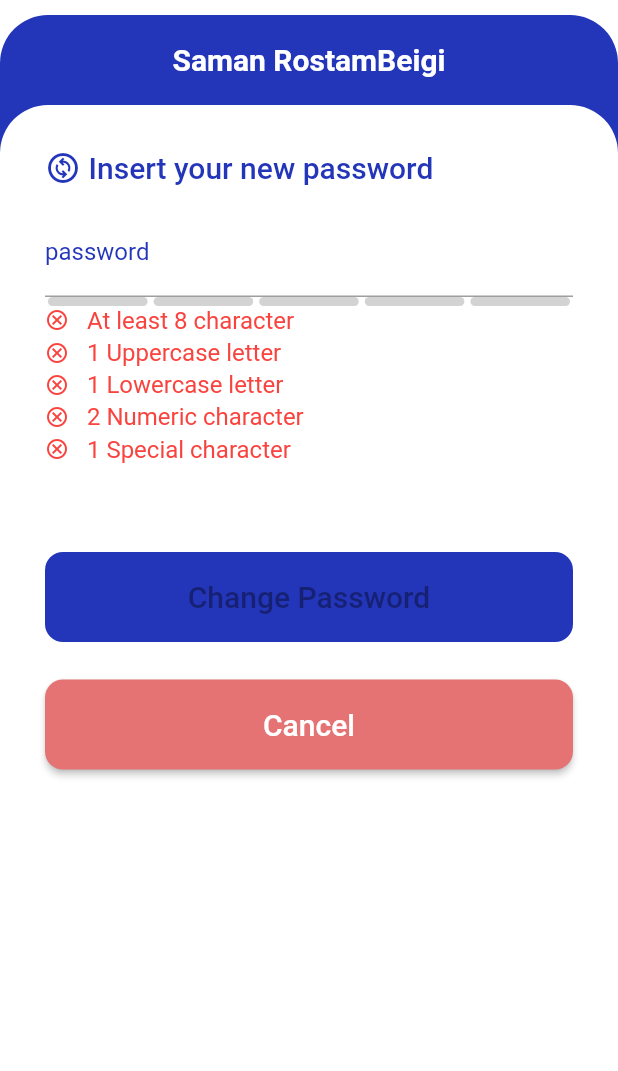
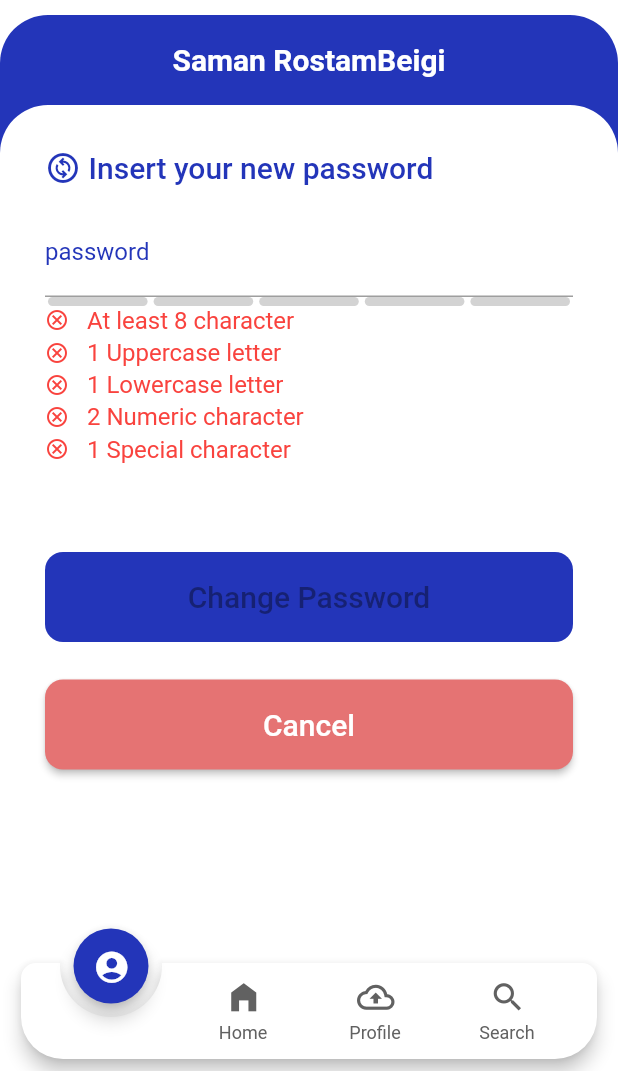
Before and after one commit to Samanrb/Internet_Radio_App, a Flutter app: the change_account_page screen opened directly, after a tap on "Change Password", on a phone screen of 412 x 824 dp, the part 165-1236 px from its top. Run offline on Flutter 3.47's test engine with Material 2 defaults, Android fonts, the phone set to English and light mode, and no system bars; drawn by our look-alikes of animated_notch_bottom_bar, flutter_pw_validator; our stand-ins replace bloc, flutter_bloc, google_fonts; generated files the repository leaves out were written again.

Commit message:
Home page added with nothing + bottom bar

```diff
--- a/App_project/Flutter_app/flutter_internet_app/lib/Variables.dart
+++ b/App_project/Flutter_app/flutter_internet_app/lib/Variables.dart
@@ -1,5 +1,6 @@
-// ignore_for_file: file_names, deprecated_member_use
+// ignore_for_file: file_names, deprecated_member_use, non_constant_identifier_names
 
+import 'package:animated_notch_bottom_bar/animated_notch_bottom_bar/animated_notch_bottom_bar.dart';
 import 'package:flutter/material.dart';
 import 'package:google_fonts/google_fonts.dart';
 
@@ -11,6 +12,8 @@ class MyAppColors{
 
 ThemeMode themeMode = ThemeMode.dark;
 Locale locale = const Locale('en');
+var nowStatus = NotchBottomBarController(index: 1);
+
 
 selectedLanguageChanged() {
   if (locale == const Locale('en')) {
--- a/App_project/Flutter_app/flutter_internet_app/lib/change_account.dart
+++ b/App_project/Flutter_app/flutter_internet_app/lib/change_account.dart
@@ -1,8 +1,10 @@
-// ignore_for_file: camel_case_types, non_constant_identifier_names, avoid_print
+// ignore_for_file: camel_case_types, non_constant_identifier_names, avoid_print, unused_import, unused_field
 
+import 'package:animated_notch_bottom_bar/animated_notch_bottom_bar/animated_notch_bottom_bar.dart';
 import 'package:flutter/material.dart';
 import 'package:flutter_internet_app/Login_page.dart';
 import 'package:flutter_internet_app/change_password.dart';
+import 'package:flutter_internet_app/home_page.dart';
 import 'package:intl/intl.dart';
 import 'package:flutter_bloc/flutter_bloc.dart';
 import 'package:flutter_internet_app/Variables.dart';
@@ -107,6 +109,7 @@ class _change_account_pageState extends State<change_account_page> {
     return Scaffold(
       resizeToAvoidBottomInset: true,
       backgroundColor: Colors.white,
+      bottomNavigationBar: const MyButtonBar(),
       body: SafeArea(
         child: Column(
           children: [
--- a/App_project/Flutter_app/flutter_internet_app/lib/change_password.dart
+++ b/App_project/Flutter_app/flutter_internet_app/lib/change_password.dart
@@ -6,6 +6,7 @@ import 'package:flutter_bloc/flutter_bloc.dart';
 import 'package:flutter_internet_app/Variables.dart';
 import 'package:flutter_internet_app/cubit/selected_tab_cubit_cubit.dart';
 import 'package:flutter_gen/gen_l10n/app_localizations.dart';
+import 'package:flutter_internet_app/home_page.dart';
 import 'package:flutter_localizations/flutter_localizations.dart';
 import 'package:flutter_pw_validator/flutter_pw_validator.dart';
 
@@ -84,6 +85,7 @@ class _change_password_pageState extends State<change_password_page> {
     final localization = AppLocalizations.of(context)!;
     return Scaffold(
       resizeToAvoidBottomInset: true,
+      bottomNavigationBar: const MyButtonBar(),
       backgroundColor: Colors.white,
       body: SafeArea(
         child: Column(
--- /dev/null
+++ b/App_project/Flutter_app/flutter_internet_app/lib/home_page.dart
@@ -0,0 +1,289 @@
+// ignore_for_file: camel_case_types, unused_import, unused_local_variable, prefer_const_literals_to_create_immutables, prefer_const_constructors, unused_field, no_leading_underscores_for_local_identifiers, unused_element
+
+import 'dart:io';
+import 'package:flutter/material.dart';
+import 'package:animated_notch_bottom_bar/animated_notch_bottom_bar/animated_notch_bottom_bar.dart';
+import 'package:flutter_internet_app/Variables.dart';
+import 'package:flutter_localizations/flutter_localizations.dart';
+import 'package:flutter_bloc/flutter_bloc.dart';
+import 'package:flutter_internet_app/change_account.dart';
+import 'package:flutter_internet_app/cubit/selected_tab_cubit_cubit.dart';
+import 'package:flutter_gen/gen_l10n/app_localizations.dart';
+import 'package:flutter_internet_app/splash_screen.dart';
+import 'package:flutter_pw_validator/flutter_pw_validator.dart';
+
+void main() {
+  runApp(HomeScreen(toggleThemeMode: () {
+    if (themeMode == ThemeMode.dark) {
+      themeMode = ThemeMode.light;
+    } else {
+      themeMode = ThemeMode.dark;
+    }
+  }, selectedLanguageChanged: (Language newSelectedLanguageByUser) {
+    locale = newSelectedLanguageByUser == Language.en
+        ? const Locale('en', '1')
+        : const Locale('fa', '98');
+  }));
+}
+
+class HomeScreen extends StatefulWidget {
+  const HomeScreen(
+      {super.key,
+      required Function() toggleThemeMode,
+      required Function(Language newSelectedLanguageByUser)
+          selectedLanguageChanged});
+
+  @override
+  State<HomeScreen> createState() => _HomeScreenState();
+}
+
+class _HomeScreenState extends State<HomeScreen> {
+  @override
+  Widget build(BuildContext context) {
+    return MaterialApp(
+      debugShowCheckedModeBanner: false,
+      locale: locale,
+      localizationsDelegates: const [
+        AppLocalizations.delegate,
+        GlobalMaterialLocalizations.delegate,
+        GlobalWidgetsLocalizations.delegate,
+        GlobalCupertinoLocalizations.delegate,
+      ],
+      supportedLocales: AppLocalizations.supportedLocales,
+      title: 'Flutter auth',
+      // home: BlocProvider(
+      //   create: (context) => SelectedTabCubitCubit(),
+      //   child: const Auth(),
+      // ),
+      home: MultiBlocProvider(
+        providers: [
+          BlocProvider(
+            create: (context) => SelectedTabCubitCubit(),
+          ),
+          // BlocProvider<BlocB>(
+          //   create: (BuildContext context) => BlocB(),
+          // ),
+          // BlocProvider<BlocC>(
+          //   create: (BuildContext context) => BlocC(),
+          // ),
+        ],
+        child: const HomeScreen_page(),
+      ),
+    );
+  }
+}
+
+class HomeScreen_page extends StatefulWidget {
+  const HomeScreen_page({super.key});
+
+  @override
+  State<HomeScreen_page> createState() => _HomeScreen_pageState();
+}
+
+class _HomeScreen_pageState extends State<HomeScreen_page> {
+  int _selectedIndex = 0;
+
+  @override
+  Widget build(BuildContext context) {
+    final localization = AppLocalizations.of(context)!;
+
+    void _onItemTapped(int index) {
+      debugPrint('$index');
+      setState(() {
+        _selectedIndex = index;
+      });
+    }
+
+    return Scaffold(
+      resizeToAvoidBottomInset: true, //for keyboard
+      backgroundColor: Colors.white,
+      body: SafeArea(
+        child: Column(
+          children: [
+            const Center(
+              child: Padding(
+                padding: EdgeInsets.all(10.0),
+                child: SizedBox(
+                    width: 100,
+                    height: 100,
+                    child: Image(image: AssetImage('assets/images/logo.jpg'))),
+              ),
+            ),
+          ],
+        ),
+      ),
+      bottomNavigationBar: MyButtonBar(
+          ),
+    );
+  }
+}
+
+class MyButtonBar extends StatefulWidget {
+  const MyButtonBar({super.key});
+
+  @override
+  State<MyButtonBar> createState() => _MyButtonBarState();
+}
+
+class _MyButtonBarState extends State<MyButtonBar> {
+
+  void changeSelectedIcon(int value){
+    setState(() {
+      nowStatus = NotchBottomBarController(index: value);
+    });
+  }
+
+  @override
+  Widget build(BuildContext context) {
+    final localization = AppLocalizations.of(context)!;
+    return Container(
+      decoration: BoxDecoration(
+        borderRadius: BorderRadius.circular(10),
+        color: Colors.white,
+        border: Border.all(
+          color: Colors.transparent,
+          width: 0,
+        ),
+      ),
+      height: 100,
+      child: AnimatedNotchBottomBar(
+        notchColor: MyAppColors().primaryColor,
+        durationInMilliSeconds: 300,
+        showBlurBottomBar: true,
+        blurOpacity: 1,
+        blurFilterX: 10.0,
+        blurFilterY: 10.0,
+        //pageController: _pageController,
+        bottomBarItems: [
+          BottomBarItem(
+            inActiveItem: Icon(
+              Icons.account_circle,
+              color: MyAppColors().grayColor,
+              size: 25,
+            ),
+            activeItem: Icon(
+              Icons.account_circle,
+              color: Colors.white,
+              size: 25,
+            ),
+            itemLabel: localization.profile,
+          ),
+          BottomBarItem(
+            inActiveItem: Icon(
+              Icons.home_filled,
+              color: MyAppColors().grayColor,
+              size: 25,
+            ),
+            activeItem: Icon(
+              Icons.home_filled,
+              color: Colors.white,
+              size: 25,
+            ),
+            itemLabel: localization.home,
+          ),
+          BottomBarItem(
+            inActiveItem: Icon(
+              Icons.cloud_upload_outlined,
+              color: MyAppColors().grayColor,
+              size: 25,
+            ),
+            activeItem: Icon(
+              Icons.cloud_upload_outlined,
+              color: Colors.white,
+              size: 25,
+            ),
+            itemLabel: localization.profile,
+          ),
+          BottomBarItem(
+            inActiveItem: Icon(
+              Icons.search_sharp,
+              color: MyAppColors().grayColor,
+              size: 25,
+            ),
+            activeItem: Icon(
+              Icons.search_sharp,
+              color: Colors.white,
+              size: 25,
+            ),
+            itemLabel: localization.search,
+          ),
+        ],
+        notchBottomBarController: nowStatus,
+        onTap: (int value) {
+          switch (value) {
+            case 0:
+              changeSelectedIcon(0);
+              debugPrint("select -> Profile");
+              Navigator.of(context).push(PageRouteBuilder(
+                  pageBuilder: (context, animation, secondaryAnimation) =>
+                      change_account(toggleThemeMode: () {
+                        if (themeMode == ThemeMode.dark) {
+                          themeMode = ThemeMode.light;
+                        } else {
+                          themeMode = ThemeMode.dark;
+                        }
+                      }, selectedLanguageChanged:
+                          (Language newSelectedLanguageByUser) {
+                        locale = newSelectedLanguageByUser == Language.en
+                            ? const Locale('en', '1')
+                            : const Locale('fa', '98');
+                      }),
+                  transitionsBuilder:
+                      (context, animation, secondaryAnimation, child) {
+                    var begin = const Offset(1.0, 1.0);
+                    var end = Offset.zero;
+                    var curve = Curves.ease;
+                    var tween = Tween(begin: begin, end: end)
+                        .chain(CurveTween(curve: curve));
+                    return SlideTransition(
+                      position: animation.drive(tween),
+                      child: child,
+                    );
+                  }));
+              break;
+            case 1:
+              debugPrint("select -> Home");
+              changeSelectedIcon(1);
+
+              Navigator.of(context).push(PageRouteBuilder(
+                  pageBuilder: (context, animation, secondaryAnimation) =>
+                      HomeScreen(toggleThemeMode: () {
+                        if (themeMode == ThemeMode.dark) {
+                          themeMode = ThemeMode.light;
+                        } else {
+                          themeMode = ThemeMode.dark;
+                        }
+                      }, selectedLanguageChanged:
+                          (Language newSelectedLanguageByUser) {
+                        locale = newSelectedLanguageByUser == Language.en
+                            ? const Locale('en', '1')
+                            : const Locale('fa', '98');
+                      }),
+                  transitionsBuilder:
+                      (context, animation, secondaryAnimation, child) {
+                    var begin = const Offset(1.0, 1.0);
+                    var end = Offset.zero;
+                    var curve = Curves.ease;
+                    var tween = Tween(begin: begin, end: end)
+                        .chain(CurveTween(curve: curve));
+                    return SlideTransition(
+                      position: animation.drive(tween),
+                      child: child,
+                    );
+                  }));
+              break;
+            case 2:
+              debugPrint("select -> Upload");
+              changeSelectedIcon(2);
+              break;
+            case 3:
+              debugPrint("select -> Search");
+              changeSelectedIcon(3);
+              break;
+          }
+
+        },
+      ),
+    );
+  }
+}
--- a/App_project/Flutter_app/flutter_internet_app/lib/l10n/app_en.arb
+++ b/App_project/Flutter_app/flutter_internet_app/lib/l10n/app_en.arb
@@ -20,5 +20,9 @@
        "logout": "Logout",
        "enterDate": "Enter Date",
        "insertNewPass": "Insert your new password",
-       "cancel": "Cancel"
+       "cancel": "Cancel",
+       "home": "Home",
+       "profile": "Profile",
+       "search": "Search",
+       "upload": "Upload"
 }
--- a/App_project/Flutter_app/flutter_internet_app/lib/l10n/app_fa.arb
+++ b/App_project/Flutter_app/flutter_internet_app/lib/l10n/app_fa.arb
@@ -20,5 +20,9 @@
        "logout": "خروج از حساب کاربری",
        "enterDate": "وارد کردن تاریخ",
        "insertNewPass": "رمز عبور جدید را وارد کنید",
-       "cancel": "برگشت"
+       "cancel": "برگشت",
+       "home": "خانه",
+       "profile": "پروفایل",
+       "search": "جستجو",
+       "upload": "آپلود"
 }
--- a/App_project/Flutter_app/flutter_internet_app/pubspec.yaml
+++ b/App_project/Flutter_app/flutter_internet_app/pubspec.yaml
@@ -34,6 +34,7 @@ dependencies:
 
   # The following adds the Cupertino Icons font to your application.
   # Use with the CupertinoIcons class for iOS style icons.
+  animated_notch_bottom_bar: ^1.0.0
   cupertino_icons: ^1.0.2
   flutter_localizations:
     sdk: flutter
```
Also changed, not shown: App_project/Flutter_app/flutter_internet_app/pubspec.lock.
